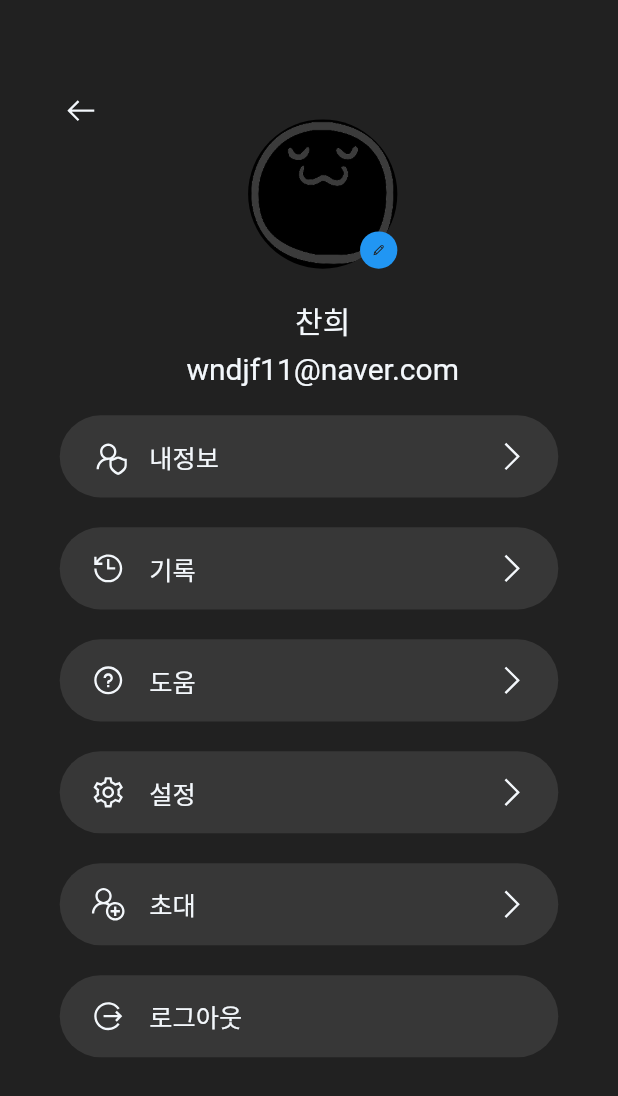
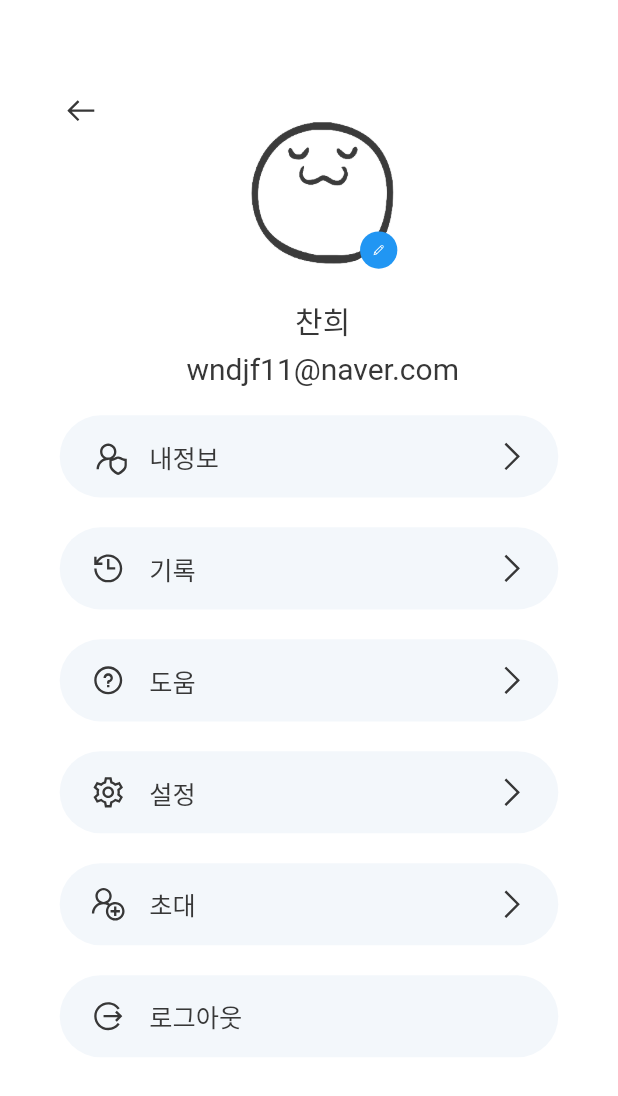
Before and after one commit to cheon2308/ppolppolppol, a Flutter app: the ProfileScreen screen opened directly, on a phone screen of 412 x 824 dp. Shown: the top 1096 px of the screen. Run offline on Flutter 3.47's test engine with Material 2 defaults, Android fonts, the phone set to English and light mode, and no system bars; our stand-ins replace animated_theme_switcher, flutter_screenutil, flutter_speed_dial, line_awesome_flutter; Roboto replaces fonts that are missing (SFProText).

Commit message:
Feat : 프로필 페이지 white 고정

```diff
--- a/ppol/lib/main.dart
+++ b/ppol/lib/main.dart
@@ -25,7 +25,8 @@
     //     home:ProfileScreen()
     // );
     return ThemeProvider(
-      initTheme: kDarkTheme,
+      // initTheme: kDarkTheme,
+      initTheme: kLightTheme,
       child: Builder(
         builder: (context) {
           return MaterialApp(
@@ -51,7 +52,7 @@
 
 class _ProfileScreenState extends State<ProfileScreen> {
 
-  CrossFadeState _crossFadeState = CrossFadeState.showFirst;
+  CrossFadeState _crossFadeState = CrossFadeState.showSecond;
   changeState(){
     setState(() {
       if(_crossFadeState==CrossFadeState.showFirst){
@@ -66,7 +67,6 @@
   Widget build(BuildContext context) {
     ScreenUtil.init(context,
         designSize: Size(414, 896),
-        // , , allowFontScaling: true
     );
 
     var profileInfo = Expanded(
@@ -81,6 +81,7 @@
                 CircleAvatar(
                   radius: kSpacingUnit.w * 5,
                   backgroundImage: AssetImage('assets/main_logo/ppol_logo.png'),
+                  backgroundColor: Colors.white,
                 ),
                 Align(
                   alignment: Alignment.bottomRight,
@@ -99,7 +100,8 @@
                           print("수정클릭");
                         },
                         icon: Icon(LineAwesomeIcons.pen),
-                        color: kDarkPrimaryColor,
+                        // color: kDarkPrimaryColor,
+                        color: kLightPrimaryColor,
                         iconSize: ScreenUtil().setSp(kSpacingUnit.r * 1.0),
                         alignment: AlignmentDirectional.center,
                       ),
```
